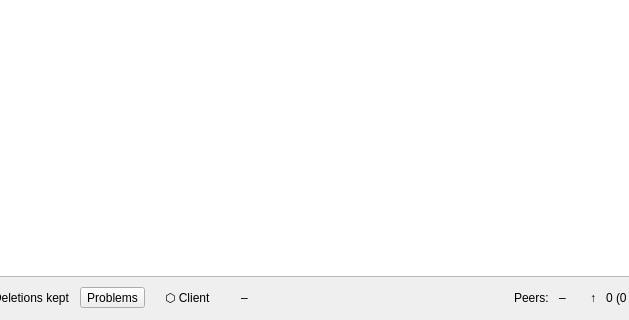
albertsdk/hsync-desktop, file hsync_desktop/ui/main_window.ui: the form before one commit; both pictures show x 274 to 903 and y 380 to 700 of the 1000 by 700 pixel window.
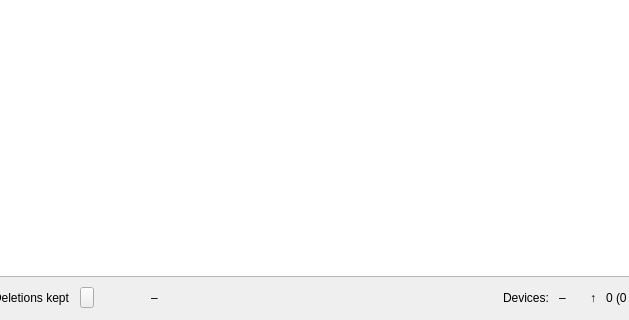
The form after the commit.

What changed in the file:
```diff
--- a/hsync_desktop/ui/main_window.ui
+++ b/hsync_desktop/ui/main_window.ui
@@ -203,7 +203,7 @@
          <bool>false</bool>
         </property>
         <property name="text">
-         <string>Problems</string>
+         <string/>
         </property>
         <property name="toolButtonStyle">
          <enum>Qt::ToolButtonTextOnly</enum>
@@ -229,7 +229,7 @@
       <item>
        <widget class="QLabel" name="roleLabel">
         <property name="text">
-         <string>⬡ Client</string>
+         <string/>
         </property>
        </widget>
       </item>
@@ -291,7 +291,7 @@
       <item>
        <widget class="QLabel" name="lblPeers">
         <property name="text">
-         <string>Peers:</string>
+         <string>Devices:</string>
         </property>
        </widget>
       </item>
```
